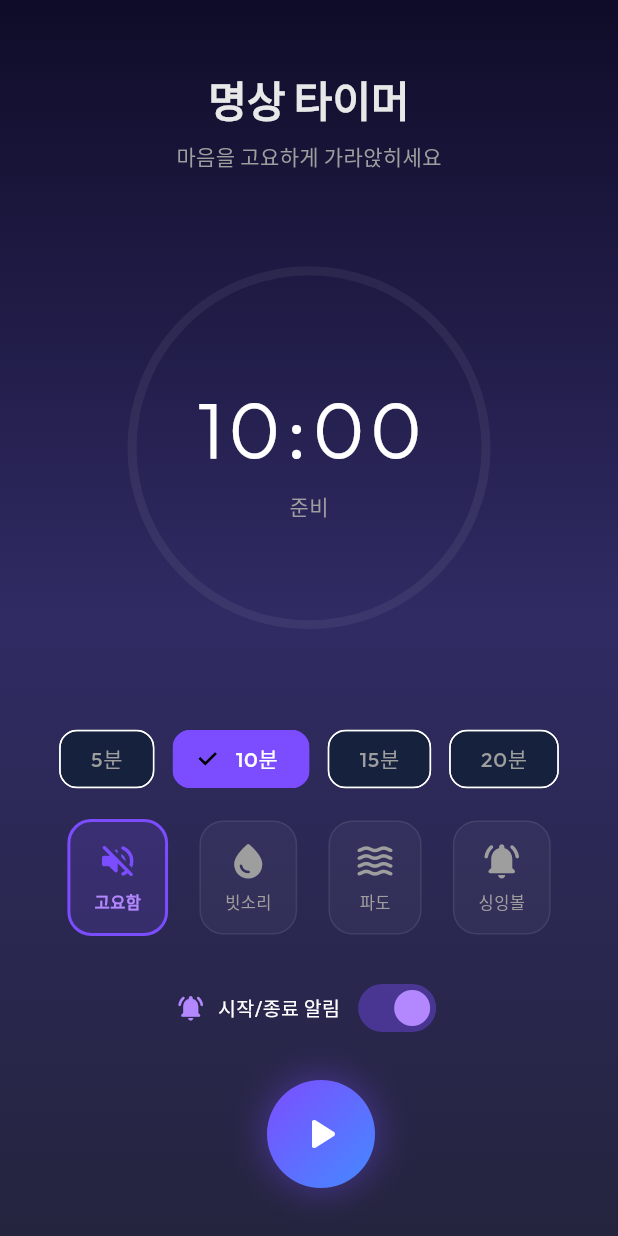
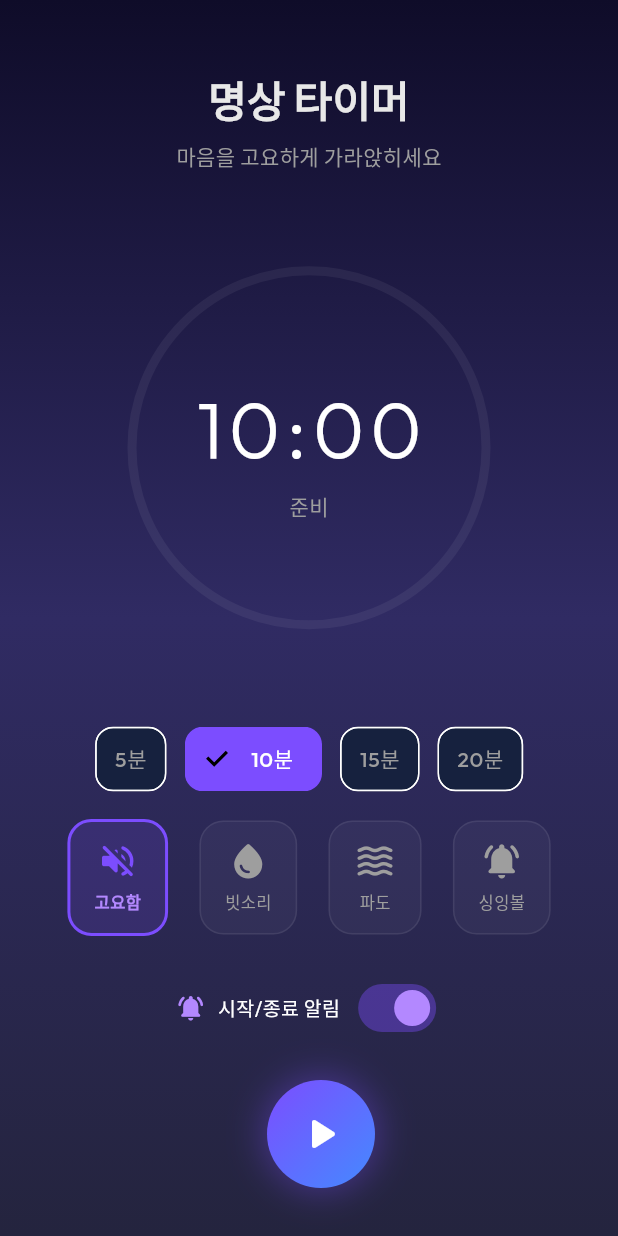
Before and after one commit to forestor/zenflow, a Flutter app: the TimerScreen screen opened directly, on a phone screen of 412 x 824 dp. Run offline on Flutter 3.47's test engine with Material 3 defaults, Android fonts, the phone set to English and light mode, and no system bars; our stand-ins replace audioplayers, google_fonts, shared_preferences; accounts and stored records are empty.

Commit message:
fix: 선택된 명상 시간 버튼 텍스트('분') 잘림 현상 수정

```diff
--- a/lib/screens/timer_screen.dart
+++ b/lib/screens/timer_screen.dart
@@ -323,7 +323,10 @@
                 fontWeight: FontWeight.w500,
                 fontSize: 14,
               ),
-              padding: const EdgeInsets.symmetric(horizontal: 12, vertical: 8),
+              // 선택된 칩은 텍스트가 잘리지 않도록 내부 여백을 충분히 확보
+              labelPadding: isSelected
+                  ? const EdgeInsets.symmetric(horizontal: 10, vertical: 2)
+                  : const EdgeInsets.symmetric(horizontal: 4, vertical: 2),
               shape: RoundedRectangleBorder(
                 borderRadius: BorderRadius.circular(12),
               ),
@@ -333,6 +336,7 @@
       ),
     );
   }
+
 
 
   Widget _buildControls() {
```
Also changed, not shown: 1 other file.
